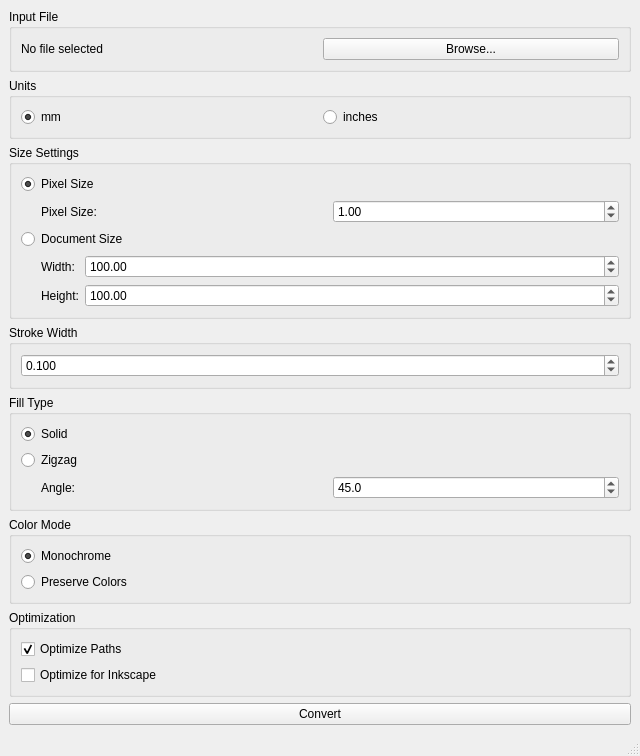
Before: the Qt Designer form resources/mainwindow.ui in Devin-Cooper/pixel-draw, drawn with Qt 5.
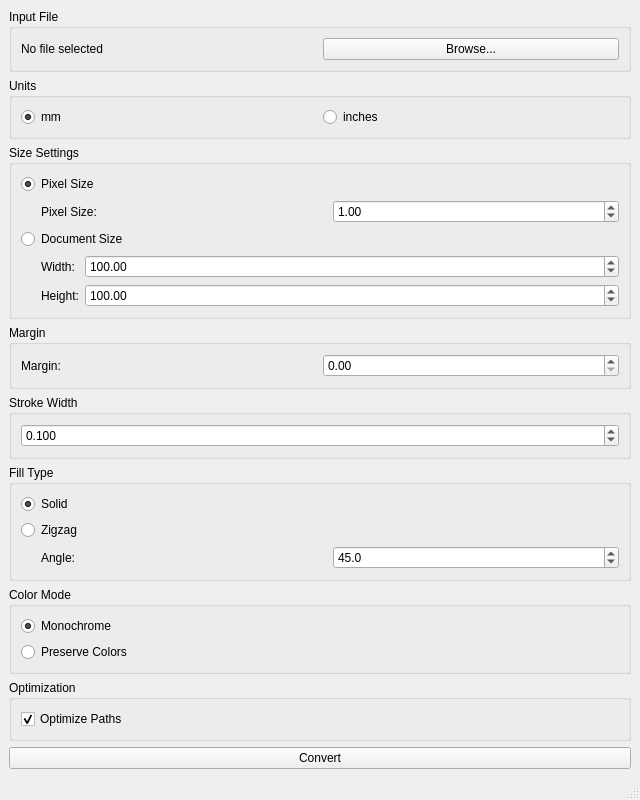
After: the same form once the commit is applied.

Commit message: updating to handle margins

Patch:
```diff
--- a/resources/mainwindow.ui
+++ b/resources/mainwindow.ui
@@ -195,6 +195,43 @@
       </layout>
      </widget>
     </item>
+    <!-- New Margin Group Box -->
+    <item>
+     <widget class="QGroupBox" name="marginGroupBox">
+      <property name="title">
+       <string>Margin</string>
+      </property>
+      <layout class="QHBoxLayout" name="horizontalLayout_6">
+       <item>
+        <widget class="QLabel" name="marginLabel">
+         <property name="text">
+          <string>Margin:</string>
+         </property>
+        </widget>
+       </item>
+       <item>
+        <widget class="QDoubleSpinBox" name="marginInput">
+         <property name="decimals">
+          <number>2</number>
+         </property>
+         <property name="minimum">
+          <double>0.000000000000000</double>
+         </property>
+         <property name="maximum">
+          <double>100.000000000000000</double>
+         </property>
+         <property name="singleStep">
+          <double>0.250000000000000</double>
+         </property>
+         <property name="value">
+          <double>0.000000000000000</double>
+         </property>
+        </widget>
+       </item>
+      </layout>
+     </widget>
+    </item>
+    <!-- End of New Margin Group Box -->
     <item>
      <widget class="QGroupBox" name="strokeWidthGroupBox">
       <property name="title">
@@ -331,13 +368,6 @@
          </property>
         </widget>
        </item>
-       <item>
-        <widget class="QCheckBox" name="optimizeForInkscapeCheckbox">
-         <property name="text">
-          <string>Optimize for Inkscape</string>
-         </property>
-        </widget>
-       </item>
       </layout>
      </widget>
     </item>
```
Left out of the diff: 4 changed lines with no effect on the pictures. The commit also changes 3 other files.
